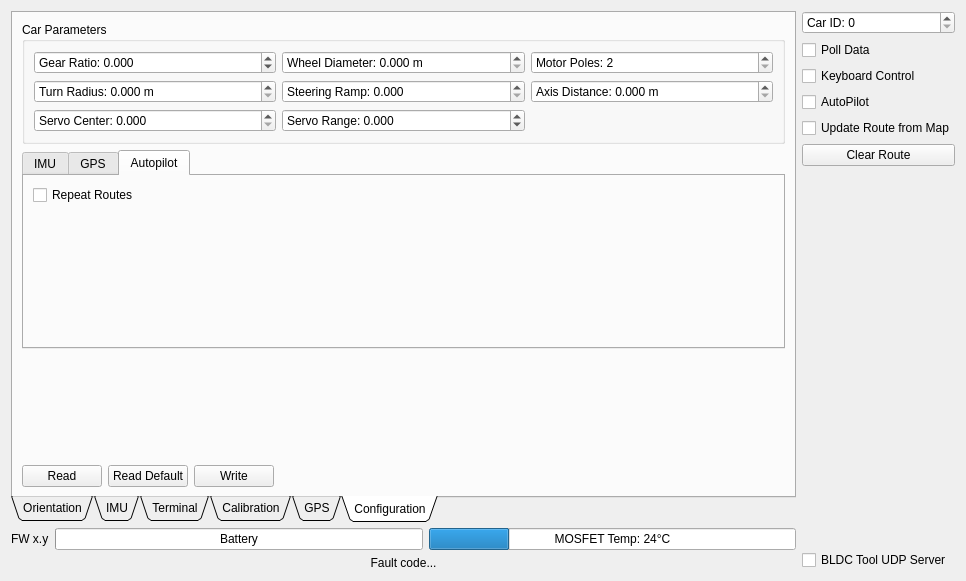
vedderb/rise_sdvp, file Linux/RC_Car_Tool/carinterface.ui: the form before one commit.
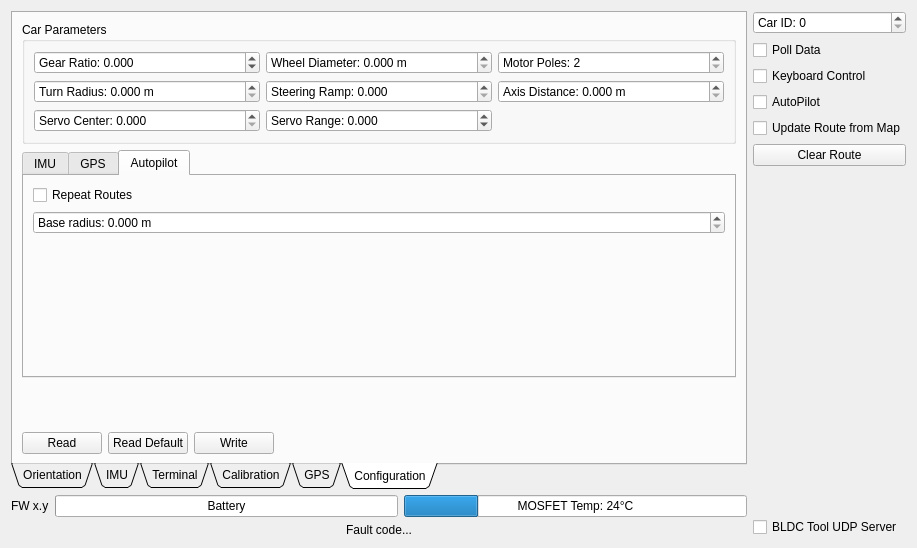
The form after the commit. The open tabs and pages were chosen to show the change. Custom widgets are drawn as their Qt base class.

The edit to the form file:
```diff
--- a/Linux/RC_Car_Tool/carinterface.ui
+++ b/Linux/RC_Car_Tool/carinterface.ui
@@ -6,8 +6,8 @@
    <rect>
     <x>0</x>
     <y>0</y>
-    <width>966</width>
-    <height>581</height>
+    <width>917</width>
+    <height>548</height>
    </rect>
   </property>
   <property name="windowTitle">
@@ -1026,6 +1026,25 @@
                </property>
               </widget>
              </item>
+             <item>
+              <widget class="QDoubleSpinBox" name="confApBaseRadBox">
+               <property name="prefix">
+                <string>Base radius: </string>
+               </property>
+               <property name="suffix">
+                <string> m</string>
+               </property>
+               <property name="decimals">
+                <number>3</number>
+               </property>
+               <property name="maximum">
+                <double>100.000000000000000</double>
+               </property>
+               <property name="singleStep">
+                <double>0.100000000000000</double>
+               </property>
+              </widget>
+             </item>
              <item>
               <spacer name="verticalSpacer_5">
                <property name="orientation">
```
